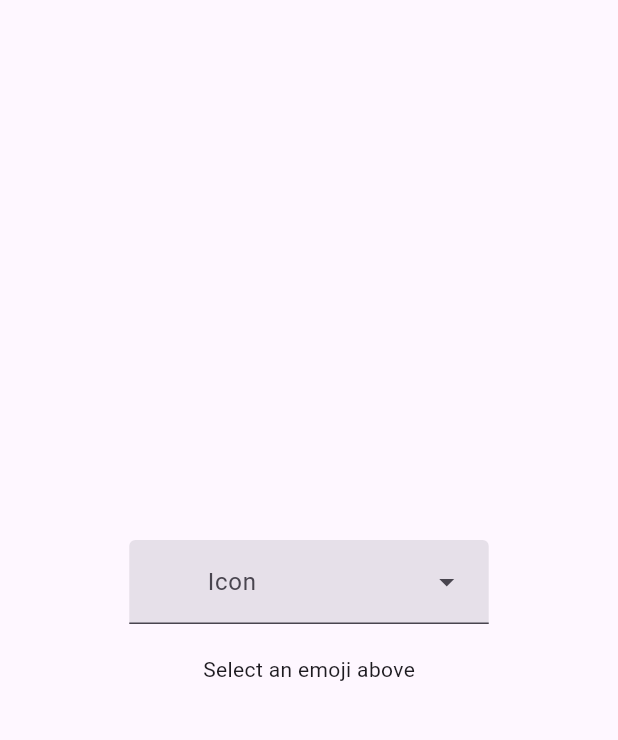
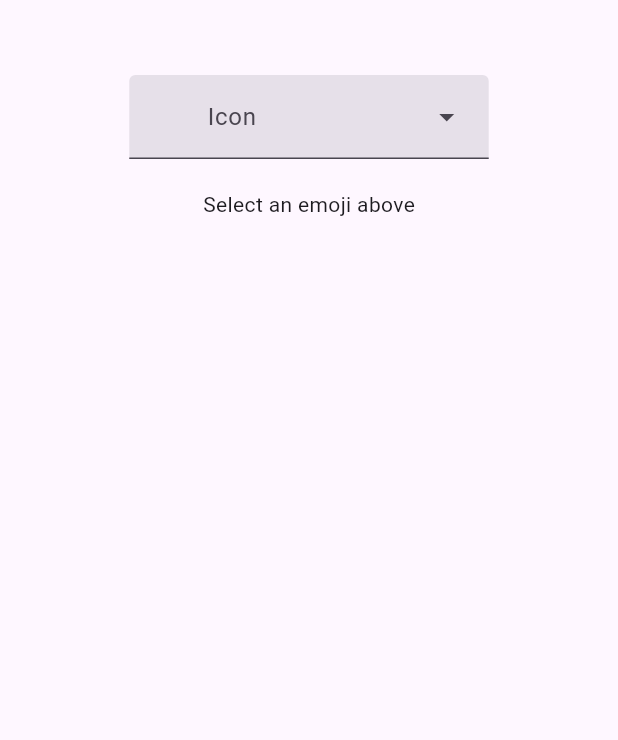
Before and after one commit to Nathan2055/csc4360-cw01, a Flutter app: the screen it shows after launch, on a phone screen of 412 x 824 dp, the part 63-803 px from its top. Run offline on Flutter 3.47's test engine with Material 3 defaults, Android fonts, the phone set to English and light mode, and no system bars.

Commit message:
Switch to only aligning horizontally

```diff
--- a/lib/main.dart
+++ b/lib/main.dart
@@ -126,7 +126,8 @@ class _ShapesDemoAppState extends State<ShapesDemoApp> {
       theme: ThemeData(primarySwatch: Colors.blue, useMaterial3: true),
       home: Scaffold(
         appBar: AppBar(title: const Text('Shapes Drawing Demo')),
-        body: Center(
+        body: Align(
+          alignment: AlignmentGeometry.topCenter,
           child: SingleChildScrollView(
             padding: const EdgeInsets.all(16.0),
             child: Column(
```
